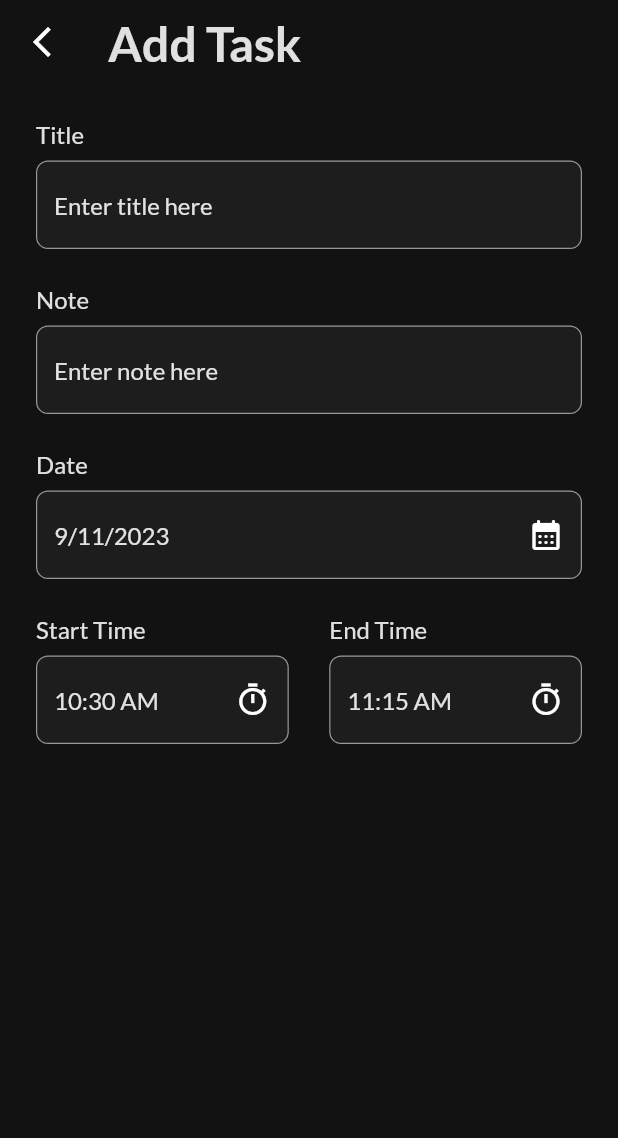
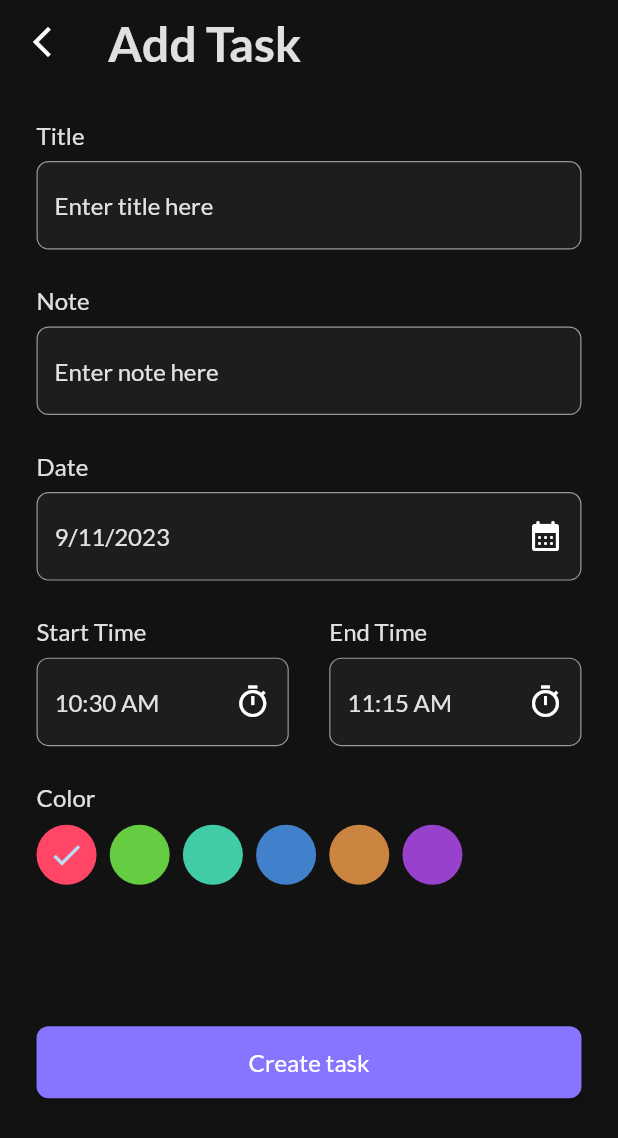
Before and after one commit to eng-muhammedabdulrahman/to_do_app, a Flutter app: the AddTaskScreen screen opened directly, on a phone screen of 412 x 824 dp. Shown: the top 1138 px of the screen. Run offline on Flutter 3.47's test engine with Material 2 defaults, Android fonts, the phone set to English and light mode, and no system bars; our stand-ins replace date_picker_timeline, flutter_screenutil, get_it, google_fonts, shared_preferences, smooth_page_indicator; accounts and stored records are empty.

Commit message:
add Task responsive

```diff
--- a/lib/app/app.dart
+++ b/lib/app/app.dart
@@ -1,4 +1,5 @@
 import 'package:flutter/material.dart';
+import 'package:flutter_screenutil/flutter_screenutil.dart';
 import 'package:to_do_app/core/theme/theme.dart';
 import 'package:to_do_app/core/utils/app_strings.dart';
 import 'package:to_do_app/features/auth/presentation/screens/splash_screen/splash_screen.dart';
@@ -9,6 +10,9 @@ class MyApp extends StatelessWidget {
   // This widget is the root of your application.
   @override
   Widget build(BuildContext context) {
+    return ScreenUtilInit(
+      designSize: const Size(375, 812),
+      builder: (context, child) {
         return MaterialApp(
           // title: 'To-Do App',
           title: AppStrings.appName,
@@ -16,5 +20,7 @@ class MyApp extends StatelessWidget {
           theme: getAppTheme(),
           home: const SplashScreen(),
         );
+      },
+    );
   }
 }
--- a/lib/core/utils/app_strings.dart
+++ b/lib/core/utils/app_strings.dart
@@ -3,6 +3,7 @@ class AppStrings {
   static const String skip = 'SKIP';
   static const String next = 'NEXT';
   static const String back = 'BACK';
+  static const String color = 'Color';
   static const String getStarted = 'Get Started';
   static const String onBoardingTitleOne = 'Manage your tasks';
   static const String onBoardingSubTitleOne =
--- a/lib/features/task/presentation/screens/add_task_screen/add_task_screen.dart
+++ b/lib/features/task/presentation/screens/add_task_screen/add_task_screen.dart
@@ -1,7 +1,11 @@
+// ignore_for_file: avoid_print
+
 import 'package:flutter/material.dart';
+import 'package:flutter_screenutil/flutter_screenutil.dart';
 import 'package:intl/intl.dart';
 import 'package:to_do_app/core/utils/app_colors.dart';
 import 'package:to_do_app/core/utils/app_strings.dart';
+import 'package:to_do_app/core/widgets/custom_button.dart';
 import 'package:to_do_app/features/task/presentation/components/add_task_component.dart';
 
 class AddTaskScreen extends StatefulWidget {
@@ -20,7 +24,7 @@ class _AddTaskScreenState extends State<AddTaskScreen> {
   String startTime = DateFormat('hh:mm a').format(DateTime.now());
   String endTime = DateFormat('hh:mm a')
       .format(DateTime.now().add(const Duration(minutes: 45)));
-
+  int currentIndex = 0;
   @override
   Widget build(BuildContext context) {
     return Scaffold(
@@ -39,10 +43,13 @@ class _AddTaskScreenState extends State<AddTaskScreen> {
           style: Theme.of(context).textTheme.displayLarge,
         ),
       ),
-      body: Padding(
-        padding: const EdgeInsets.all(24),
-        child: Form(
+
+      body: Form(
+        child: SingleChildScrollView(
+          child: Padding(
+            padding: EdgeInsets.all(24.h),
             child: Column(
+              crossAxisAlignment: CrossAxisAlignment.start,
               children: [
                 //! Title
                 AddTaskComponent(
@@ -51,14 +58,14 @@ class _AddTaskScreenState extends State<AddTaskScreen> {
                   hintText: AppStrings.titleHint,
                 ),
                 //! Note
-              const SizedBox(height: 24),
+                 SizedBox(height: 24.h),
                 AddTaskComponent(
                   controller: noteController,
                   title: AppStrings.note,
                   hintText: AppStrings.noteHint,
                 ),
                 //! Date
-              const SizedBox(height: 24),
+                 SizedBox(height: 24.h),
                 AddTaskComponent(
                   title: AppStrings.date,
                   hintText: DateFormat.yMd().format(currentDate),
@@ -83,13 +90,14 @@ class _AddTaskScreenState extends State<AddTaskScreen> {
                   ),
                   readOnly: true,
                 ),
-              const SizedBox(height: 24),
+                 SizedBox(height: 24.h),
                 //! Start - End Time
                 Row(
                   children: [
                     // Start
                     Expanded(
                       child: AddTaskComponent(
+                        readOnly: true,
                         title: AppStrings.startTime,
                         hintText: startTime,
                         suffixIcon: IconButton(
@@ -119,24 +127,25 @@ class _AddTaskScreenState extends State<AddTaskScreen> {
                     // End
                     Expanded(
                       child: AddTaskComponent(
+                        readOnly: true,
                         title: AppStrings.endTime,
                         hintText: endTime,
                         suffixIcon: IconButton(
                           onPressed: () async {
-                          TimeOfDay? pickedStartTime = await showTimePicker(
+                            TimeOfDay? pickedEndTime = await showTimePicker(
                               context: context,
                               initialTime: TimeOfDay.fromDateTime(
                                 DateTime.now(),
                               ),
                             );
-                          if (pickedStartTime != null) {
+                            if (pickedEndTime != null) {
                               setState(
                                 () {
-                                startTime = pickedStartTime.format(context);
+                                  endTime = pickedEndTime.format(context);
                                 },
                               );
                             } else {
-                            print('pickedStartTime == null');
+                              print('pickedEndTime == null');
                             }
                           },
                           icon: const Icon(Icons.timer_outlined),
@@ -146,7 +155,86 @@ class _AddTaskScreenState extends State<AddTaskScreen> {
                     ),
                   ],
                 ),
+                 SizedBox(height: 24.h),
+                //! Color
+                SizedBox(
+                  height: 68.h,
+                  child: Column(
+                    crossAxisAlignment: CrossAxisAlignment.start,
+                    children: [
+                      Text(
+                        AppStrings.color,
+                        style: Theme.of(context).textTheme.displayMedium,
+                      ),
+                       SizedBox(height: 8.h),
+                      Expanded(
+                        child: ListView.separated(
+                          scrollDirection: Axis.horizontal,
+                          itemCount: 6,
+                          separatorBuilder: (context, index) =>  SizedBox(
+                            width: 8.w,
+                          ),
+                          itemBuilder: (context, index) {
+                            Color getColor(index) {
+                              switch (index) {
+                                case 0:
+                                  return AppColors.red;
+                                case 1:
+                                  return AppColors.green;
+                                case 2:
+                                  return AppColors.blueGrey;
+                                case 3:
+                                  return AppColors.blue;
+                                case 4:
+                                  return AppColors.orange;
+                                case 5:
+                                  return AppColors.purple;
+                                default:
+                                  return AppColors.grey;
+                              }
+                            }
+
+                            return GestureDetector(
+                              onTap: () {
+                                setState(() {
+                                  currentIndex = index;
+                                });
+                              },
+                              child: CircleAvatar(
+                                backgroundColor: getColor(index),
+                                child: index == currentIndex
+                                    ? const Icon(Icons.check)
+                                    : null,
+                              ),
+                            );
+                          },
+                        ),
+                      ),
+                      // const Row(
+                      //   children: [
+                      //     CircleAvatar(
+                      //       backgroundColor: AppColors.red,
+                      //     ),
+                      //     CircleAvatar(
+                      //       backgroundColor: AppColors.red,
+                      //     ),
+                      //   ],
+                      // )
                     ],
+                  ),
+                ),
+                //! add Task Button
+                 SizedBox(height: 92.h),
+                SizedBox(
+                  height: 48,
+                  width: double.infinity,
+                  child: CustomButton(
+                    text: AppStrings.createTask,
+                    onPressed: () {},
+                  ),
+                )
+              ],
+            ),
           ),
         ),
       ),
--- a/pubspec.yaml
+++ b/pubspec.yaml
@@ -37,6 +37,7 @@ dependencies:
   get_it: ^7.6.0
   intl: ^0.18.1
   date_picker_timeline: ^1.2.5
+  flutter_screenutil: ^5.9.0
 
 dev_dependencies:
 
```
Also changed, not shown: pubspec.lock. Lines whose indentation alone changed are shown as unchanged.
